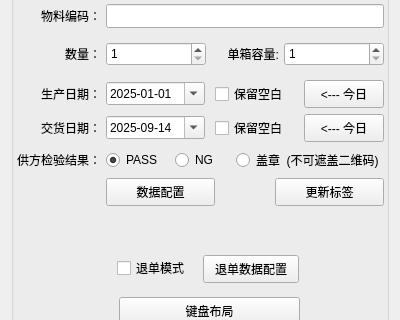
This is FramePrintControl.ui in wlffeng2008/AkkoLabelPrinter as Qt 5 draws it before an edit; both pictures show x 0 to 400 and y 258 to 578 of the 400 by 780 pixel window. The edited form follows.
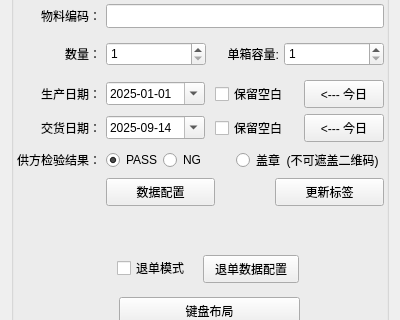
This is the edited form.

Patch:
```diff
--- a/FramePrintControl.ui
+++ b/FramePrintControl.ui
@@ -752,10 +752,7 @@
           </widget>
          </item>
          <item row="8" column="1">
-          <layout class="QHBoxLayout" name="horizontalLayout" stretch="0,1,0">
-           <property name="spacing">
-            <number>12</number>
-           </property>
+          <layout class="QHBoxLayout" name="horizontalLayout" stretch="0,0,1">
            <property name="sizeConstraint">
             <enum>QLayout::SetDefaultConstraint</enum>
            </property>
@@ -769,14 +766,14 @@
              </property>
             </widget>
            </item>
-           <item>
+           <item alignment="Qt::AlignHCenter">
             <widget class="QRadioButton" name="radioButton1">
              <property name="text">
               <string>NG</string>
              </property>
             </widget>
            </item>
-           <item>
+           <item alignment="Qt::AlignRight">
             <widget class="QRadioButton" name="radioButton2">
              <property name="text">
               <string>盖章  (不可遮盖二维码)</string>
```
